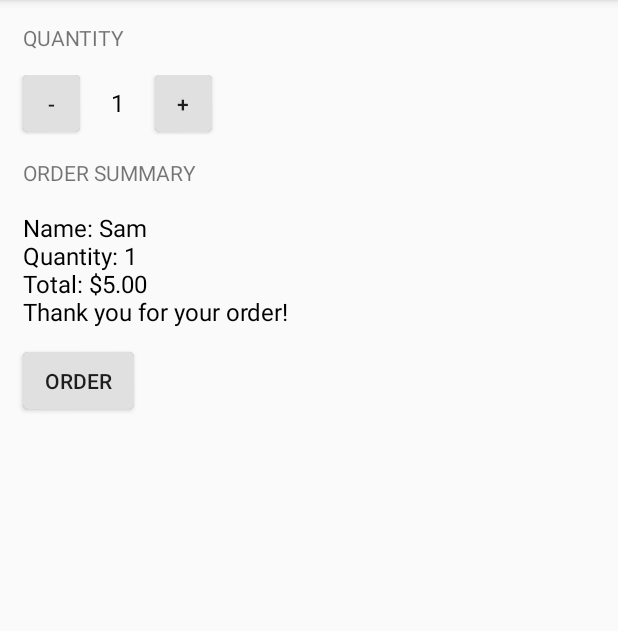
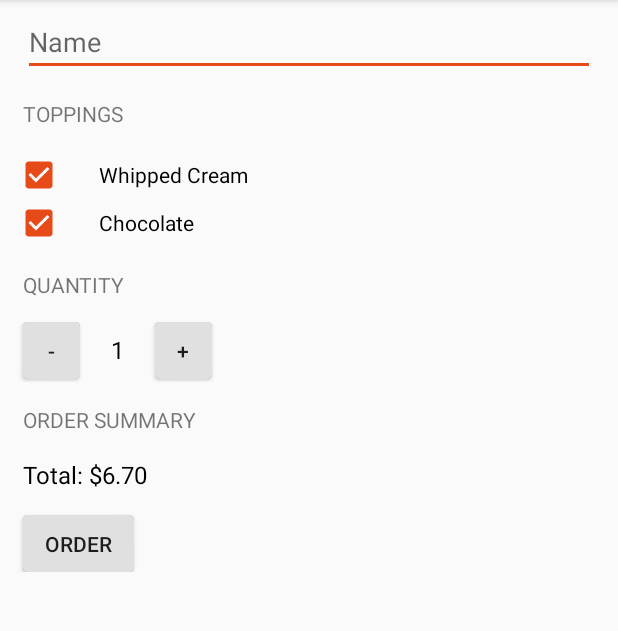
Before and after one commit to samhoffman848/udacity, an Android app: the screen it shows after launch (MainActivity), after a tap on "ORDER", on a phone screen of 412 x 824 dp, the part 84-715 px from its top. Run offline under Robolectric (Android 15) with nearby library versions, the phone set to English and light mode, and no system bars; 2 other taps on this screen came first.

Commit message:
topping and localisation update

```diff
--- a/JustJava/app/src/main/java/com/example/android/justjava/MainActivity.java
+++ b/JustJava/app/src/main/java/com/example/android/justjava/MainActivity.java
@@ -7,12 +7,20 @@
  */
 
 package com.example.android.justjava;
+import android.content.Intent;
+import android.net.Uri;
 import android.os.Bundle;
 import android.support.v7.app.AppCompatActivity;
+import android.text.TextUtils;
 import android.util.Log;
 import android.view.View;
+import android.widget.CheckBox;
+import android.widget.EditText;
 import android.widget.TextView;
+import android.widget.Toast;
+
 import java.text.NumberFormat;
+import java.util.ArrayList;
 
 /**
  * This app displays an order form to order coffee.
@@ -24,6 +32,8 @@ public class MainActivity extends AppCompatActivity {
     protected void onCreate(Bundle savedInstanceState) {
         super.onCreate(savedInstanceState);
         setContentView(R.layout.activity_main);
+        displayQuantity(quantity);
+        calculatePrice();
     }
 
     /**
@@ -31,9 +41,16 @@ public class MainActivity extends AppCompatActivity {
      */
     public void increment(View view) {
         quantity++;
+
+        if(quantity > 100) {
+            quantity = 100;
+            Toast.makeText(MainActivity.this, getString(R.string.max_order),
+                    Toast.LENGTH_SHORT).show();
+        }
+
         displayQuantity(quantity);
         String price = calculatePrice();
-        displayMessage("Total: " + price);
+        displayMessage(getString(R.string.total_text, price));
     }
 
     /**
@@ -42,32 +59,88 @@ public class MainActivity extends AppCompatActivity {
     public void decrement(View view) {
         quantity--;
 
-        if(quantity < 0) {
-          quantity = 0;
+        if(quantity < 1) {
+          quantity = 1;
+            Toast.makeText(MainActivity.this, getString(R.string.min_order),
+                    Toast.LENGTH_SHORT).show();
         }
 
         displayQuantity(quantity);
         String price = calculatePrice();
-        displayMessage("Total: " + price);
+        displayMessage(getString(R.string.total_text, price));
+    }
+
+    /**
+     * This method is called when a topping added.
+     */
+    public void updatePrice(View view){
+        String price = calculatePrice();
+        displayMessage(getString(R.string.total_text, price));
     }
 
     /**
      * This method calculates the price based on quantity.
      */
     private String calculatePrice(){
-        String price = NumberFormat.getCurrencyInstance().format(quantity * 5);
-        return price;
+        CheckBox whippedCream = (CheckBox)findViewById(R.id.whipped_cream_checkbox);
+        CheckBox chocolate = (CheckBox)findViewById(R.id.chocolate_checkbox);
+
+        double basePrice = 5.00;
+
+        if(whippedCream.isChecked()){
+            basePrice += 0.50;
+        }
+
+        if(chocolate.isChecked()){
+            basePrice += 1.20;
+        }
+
+        return NumberFormat.getCurrencyInstance().format(quantity * basePrice);
+    }
+
+    /**
+     * This method calculates any extras and updates price accordingly.
+     */
+    private ArrayList<String> calculateExtras(){
+        CheckBox whippedCream = (CheckBox)findViewById(R.id.whipped_cream_checkbox);
+        CheckBox chocolate = (CheckBox)findViewById(R.id.chocolate_checkbox);
+
+        ArrayList<String> extras = new ArrayList<String>();
+
+        if(whippedCream.isChecked()){
+            extras.add(getString(R.string.whipped_cream_text));
+        }
+
+        if(chocolate.isChecked()){
+            extras.add(getString(R.string.chocolate_text));
+        }
+
+        if(extras.size() <= 0){
+            extras.add(getString(R.string.none_text));
+        }
+
+        return extras;
     }
 
     /**
      * This method calculates the price based on quantity.
      */
-    private String createOrderSummary(String price){
-        String summary = "Name: Sam\n" +
-                "Quantity: " + quantity + "\n" +
-                "Total: " + price + "\n" +
-                "Thank you for your order!";
-        return summary;
+    private void createOrderSummary(String name, String price, String extras){
+        String subject = getString(R.string.email_subject, name);
+
+        String summary = getString(R.string.name_text, name) + "\n" +
+                getString(R.string.quantity_text, quantity) + "\n" +
+                getString(R.string.extras_text, extras) + "\n" +
+                getString(R.string.total_text, price) + "\n" +
+                getString(R.string.thank_you_text);
+
+        Intent intent = new Intent(Intent.ACTION_SENDTO);
+        intent.setData(Uri.parse("mailto:samhoffman848@gmail.com"));
+        intent.putExtra(Intent.EXTRA_SUBJECT, subject);
+        intent.putExtra(Intent.EXTRA_TEXT, summary);
+        if (intent.resolveActivity(getPackageManager()) != null) {
+            startActivity(intent);
+        }
     }
 
     /**
@@ -75,8 +148,14 @@ public class MainActivity extends AppCompatActivity {
      */
     public void submitOrder(View view) {
         String price = calculatePrice();
-        String summary = createOrderSummary(price);
-        displayMessage(summary);
+
+        ArrayList<String> extras = calculateExtras();
+        String extraString =  TextUtils.join(", ", extras);
+
+        EditText nameEdit = (EditText) findViewById(R.id.name_edit);
+        String name = nameEdit.getText().toString();
+
+        createOrderSummary(name, price, extraString);
     }
 
     /**
--- a/JustJava/app/src/main/res/layout/activity_main.xml
+++ b/JustJava/app/src/main/res/layout/activity_main.xml
@@ -1,11 +1,58 @@
 <?xml version="1.0" encoding="utf-8"?>
-<LinearLayout xmlns:android="http://schemas.android.com/apk/res/android"
+
+
+    <ScrollView xmlns:android="http://schemas.android.com/apk/res/android"
     xmlns:app="http://schemas.android.com/apk/res-auto"
     xmlns:tools="http://schemas.android.com/tools"
     android:layout_width="match_parent"
     android:layout_height="match_parent"
+    tools:context="com.example.android.justjava.MainActivity">
+
+    <LinearLayout
+        android:layout_width="match_parent"
+        android:layout_height="wrap_content"
         android:orientation="vertical"
-    tools:context="com.example.android.justjava.MainActivity">
+        android:paddingBottom="@dimen/side_border">
+
+
+        <EditText
+            android:id="@+id/name_edit"
+            android:layout_width="match_parent"
+            android:layout_height="wrap_content"
+            android:layout_marginLeft="@dimen/side_border"
+            android:layout_marginRight="@dimen/side_border"
+            android:layout_marginTop="5dp"
+            android:hint="@string/name_hint"/>
+
+        <TextView
+            android:id="@+id/topping_title"
+            android:layout_width="wrap_content"
+            android:layout_height="wrap_content"
+            android:padding="@dimen/side_border"
+            android:text="@string/topping_title"
+            android:textAllCaps="true" />
+
+        <android.support.v7.widget.AppCompatCheckBox
+            android:id="@+id/whipped_cream_checkbox"
+            android:layout_width="wrap_content"
+            android:layout_height="wrap_content"
+            android:paddingLeft="24dp"
+            android:paddingRight="0dp"
+            android:layout_marginLeft="10dp"
+            android:layout_marginRight="10dp"
+            android:onClick="updatePrice"
+            android:text="@string/whipped_cream_text" />
+
+        <android.support.v7.widget.AppCompatCheckBox
+            android:id="@+id/chocolate_checkbox"
+            android:layout_width="wrap_content"
+            android:layout_height="wrap_content"
+            android:paddingLeft="24dp"
+            android:paddingRight="0dp"
+            android:layout_marginLeft="10dp"
+            android:layout_marginRight="10dp"
+            android:onClick="updatePrice"
+            android:text="@string/chocolate_text" />
 
         <TextView
             android:id="@+id/quantity_title"
@@ -34,7 +81,6 @@
                 android:layout_height="wrap_content"
                 android:layout_marginLeft="5dp"
                 android:layout_marginRight="5dp"
-            android:text="@string/quantity_num"
                 android:textColor="@android:color/black"
                 android:textSize="16sp" />
 
@@ -47,8 +93,6 @@
                 android:onClick="increment"
                 android:text="@string/plus_button" />
         </LinearLayout>
-
-
 
         <TextView
             android:id="@+id/price_title"
@@ -68,7 +112,7 @@
             android:paddingLeft="@dimen/side_border"
             android:paddingRight="@dimen/side_border"
             android:paddingTop="@dimen/num_border"
-        android:text="@string/order_summary_text"
+            android:text="@string/total_default"
             android:textColor="@android:color/black"
             android:textSize="16sp" />
 
@@ -82,3 +126,4 @@
             android:text="@string/order_button" />
 
     </LinearLayout>
+</ScrollView>
--- a/JustJava/app/src/main/res/values/strings.xml
+++ b/JustJava/app/src/main/res/values/strings.xml
@@ -1,10 +1,36 @@
-<resources>
-    <string name="app_name">Just Java</string>
-    <string name="quantity_num">1</string>
+<resources xmlns:xlif="urn:oasis:names:tc:xliff:document:1.2">
+    <string name="app_name" translatable="false">Just Java</string>
+
+    <!-- XML Heading Text -->
+    <string name="topping_title">Toppings</string>
     <string name="quantity_title">Quantity</string>
-    <string name="order_summary_text">Total: £5.00</string>
     <string name="order_summary_title">Order Summary</string>
+
+    <!-- XML Button Text -->
     <string name="order_button">Order</string>
-    <string name="plus_button">+</string>
-    <string name="minus_button">-</string>
+    <string name="plus_button" translatable="false">+</string>
+    <string name="minus_button" translatable="false">-</string>
+
+    <!-- XML Price Text -->
+    <string name="total_default">Total:</string>
+    <string name="total_text">Total: <xlif:g id="price" example="£3.00">%s</xlif:g></string>
+
+    <!-- XML Hint Text -->
+    <string name="name_hint">Name</string>
+
+    <!-- XML Topping Type Text -->
+    <string name="whipped_cream_text">Whipped Cream</string>
+    <string name="chocolate_text">Chocolate</string>
+    <string name="none_text">None</string>
+
+    <!-- Toast Text -->
+    <string name="max_order">Cannot order more than 100 cups of coffee.</string>
+    <string name="min_order">Must order at least 1 cup of coffee.</string>
+
+    <!-- Order Summary Text -->
+    <string name="email_subject">Just Java Coffee Order For: <xlif:g id="name" example="Amy">%s</xlif:g></string>
+    <string name="name_text">Name: <xlif:g id="name" example="Amy">%s</xlif:g></string>
+    <string name="quantity_text">Quantity: <xlif:g id="quantity" example="3">%d</xlif:g></string>
+    <string name="extras_text">Toppings: <xlif:g id="extras" example="Whipped Cream">%s</xlif:g></string>
+    <string name="thank_you_text">Thank you for your order!</string>
 </resources>
```
Also changed, not shown: 1 other file. Lines whose indentation alone changed are shown as unchanged.
